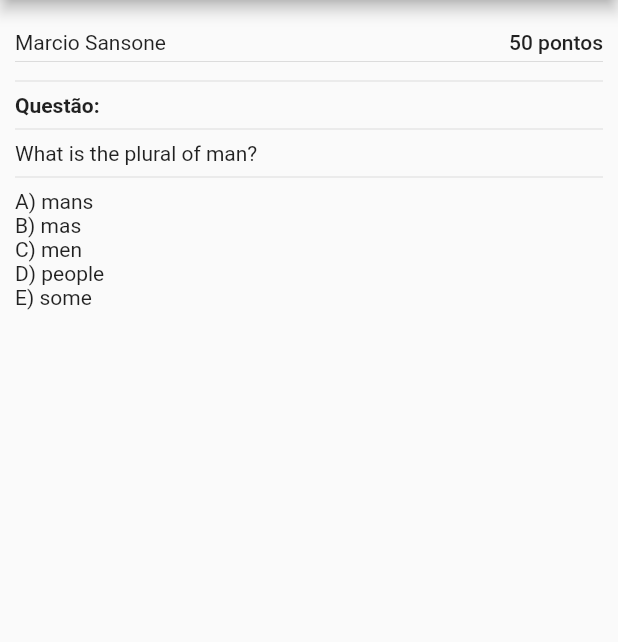
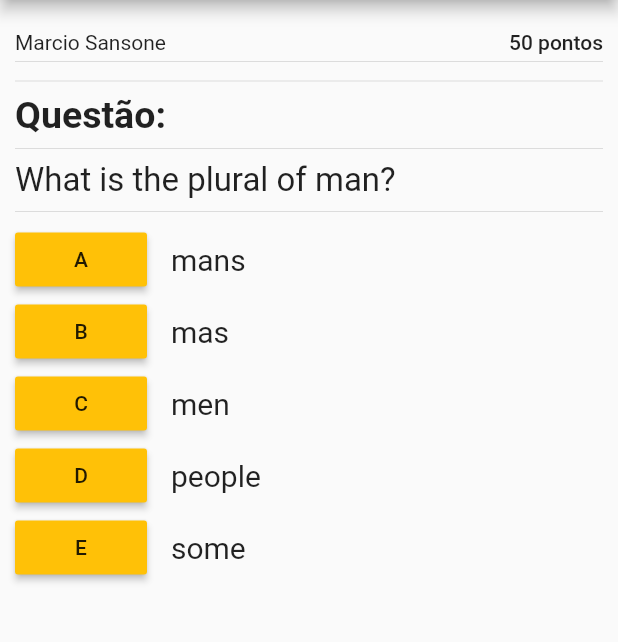
Before and after one commit to msansone73/flutter_english_play, a Flutter app: the screen it shows after launch, on a phone screen of 412 x 824 dp, the part 84-726 px from its top. Run offline on Flutter 3.47's test engine with Material 2 defaults, Android fonts, the phone set to English and light mode, and no system bars.

Commit message:
click in itens working, show message and add points.

```diff
--- a/lib/main.dart
+++ b/lib/main.dart
@@ -6,7 +6,8 @@ void main() => runApp(MaterialApp(
   theme: ThemeData(
     primarySwatch: Colors.yellow,
     accentTextTheme: TextTheme(
-      body1: TextStyle(fontSize: 30, color: Colors.blue),
+      body1: TextStyle(fontSize: 20, color: Colors.blue),
+      body2: TextStyle(fontSize: 20, color: Colors.black, fontWeight: FontWeight.bold),
     )
   ),
 ));
--- a/lib/pages/home_page.dart
+++ b/lib/pages/home_page.dart
@@ -1,5 +1,8 @@
 import 'package:flutter/material.dart';
 import 'package:flutter_english_play/widget/questao_wid.dart';
+
+
+int pontos=50;
 
 class Home extends StatefulWidget {
   @override
@@ -7,6 +10,18 @@ class Home extends StatefulWidget {
 }
 
 class _HomeState extends State<Home> {
+
+
+  Function acertaPonto(bool acertou){
+    setState(() {
+      if (acertou){
+        pontos++;
+      } else {
+        pontos--;
+      }
+    });
+  }
+
   @override
   Widget build(BuildContext context) {
     return Scaffold(
@@ -26,13 +41,13 @@ class _HomeState extends State<Home> {
                     style: Theme.of(context).accentTextTheme.body1,
                   ),
                 ),
-                Text('50 pontos',
+                Text(pontos.toString()+' pontos',
                   style: Theme.of(context).accentTextTheme.body2,
                 )
               ],
             ),
             Divider(height: 10,),
-            Questao(),
+            Questao(pontuacao: acertaPonto,),
           ],
         ),
       ),
--- /dev/null
+++ b/lib/widget/item_questao_wid.dart
@@ -0,0 +1,48 @@
+import 'package:flutter/material.dart';
+
+class ItemQuestao extends StatefulWidget {
+  //ItemQuestao({Key key}) : super(key: key);
+
+  String pergunta='';
+  String letra ='';
+  bool certa;
+  Function setaResultado;
+
+  ItemQuestao({String pergunta, String letra, bool certa, Function setaResultado}) {
+    this.pergunta=pergunta;
+    this.letra=letra;
+    this.certa=certa;
+    this.setaResultado=setaResultado;
+    }
+
+  @override
+  _ItemQuestaoState createState() => _ItemQuestaoState(pergunta, letra, certa, setaResultado);
+}
+
+class _ItemQuestaoState extends State<ItemQuestao> {
+  var pergunta;
+  var letra;
+  bool certa;
+  var setaResultado;
+
+  _ItemQuestaoState(this.pergunta, this.letra, this.certa, this.setaResultado);
+  @override
+  Widget build(BuildContext context) {
+    return Container(
+       child: Row(
+         children: <Widget>[
+           RaisedButton(
+             onPressed: ()=>setaResultado(this.certa),
+             color: Colors.amber,
+             child: Text(letra),
+           ),
+           Padding(padding: EdgeInsets.all(8)),
+           Expanded(child: Text(pergunta,
+           style: TextStyle( fontSize: 20),
+           ),
+           ),
+         ],
+       ),
+    );
+  }
+}
--- a/lib/widget/questao_wid.dart
+++ b/lib/widget/questao_wid.dart
@@ -1,13 +1,36 @@
 import 'package:flutter/material.dart';
+import 'package:flutter_english_play/widget/item_questao_wid.dart';
+
+String resultado='';
 
 class Questao extends StatefulWidget {
-  Questao({Key key}) : super(key: key);
-
+//  Questao({Key key}) : super(key: key);
+  Function pontuacao;
+  Questao({Function pontuacao}){
+    this.pontuacao=pontuacao;
+  }
   @override
-  _QuestaoState createState() => _QuestaoState();
+  _QuestaoState createState() => _QuestaoState(pontuacao);
 }
 
 class _QuestaoState extends State<Questao> {
+  var pontuacao;
+
+  Function setResultado(bool xresultado){
+    String saida;
+    pontuacao(xresultado);
+    if (xresultado){
+      saida='Parabéns!';
+    }
+  else {
+    saida='Errado!';
+    }
+    setState(() {
+      resultado=saida;
+    });
+  }
+
+  _QuestaoState(this.pontuacao);
   @override
   Widget build(BuildContext context) {
     return Container(
@@ -17,17 +40,16 @@ class _QuestaoState extends State<Questao> {
            crossAxisAlignment: CrossAxisAlignment.stretch,
            children: <Widget>[
              Divider(),
-             Text('Questão: ', style: TextStyle(fontWeight: FontWeight.bold),),
+             Text('Questão: '+resultado, style: TextStyle( fontSize: 25, fontWeight: FontWeight.bold),),
              Divider(),
-             Text('What is the plural of man?'),
+             Text('What is the plural of man?',
+              style: TextStyle( fontSize: 22, fontWeight: FontWeight.normal),),
              Divider(),
-             Text('A) mans'),
-             Text('B) mas'),
-             Text('C) men'),
-             Text('D) people'),
-             Text('E) some'),
-
-
+             ItemQuestao(letra: 'A' ,pergunta: 'mans', certa: false, setaResultado: setResultado,),
+             ItemQuestao(letra: 'B' ,pergunta: 'mas', certa: false, setaResultado: setResultado,),
+             ItemQuestao(letra: 'C' ,pergunta: 'men', certa: true, setaResultado: setResultado,),
+             ItemQuestao(letra: 'D' ,pergunta: 'people', certa: false, setaResultado: setResultado,),
+             ItemQuestao(letra: 'E' ,pergunta: 'some', certa: false, setaResultado: setResultado,),
            ],
          )
        ),
```
